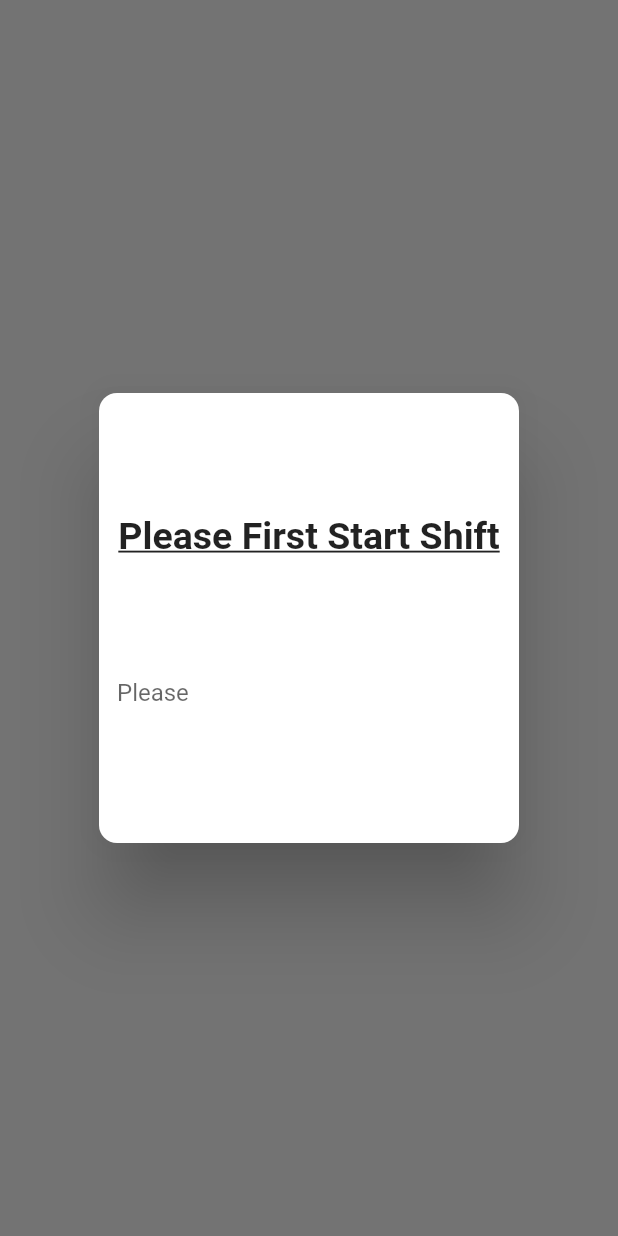
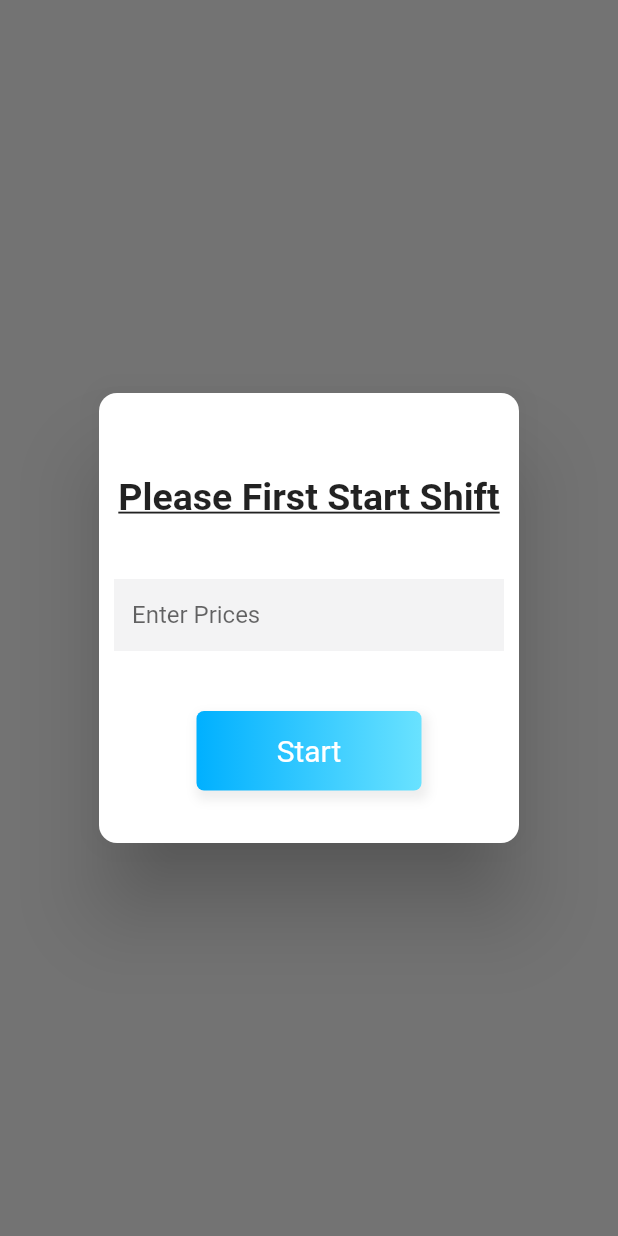
Before and after one commit to bilalali45/revaki, a Flutter app: what showCustomDialog() shows on an empty page, opened directly, on a phone screen of 412 x 824 dp. Run offline on Flutter 3.47's test engine with Material 2 defaults, Android fonts, the phone set to English and light mode, and no system bars; our stand-ins replace dio, font_awesome_flutter, get, shared_preferences; accounts and stored records are empty; network calls fail.

```diff
--- a/lib/Screens/LoginPage.dart
+++ b/lib/Screens/LoginPage.dart
@@ -156,7 +156,8 @@ void _getData(String email, String pass) async {
 
       prefs.setString('userData',encoded);
            prefs.setBool(SharedLoginstatus, true);
-         var user = Usermodel.fromJson(encoded);
+           var user = Usermodel.fromJson(encoded);
+      print(user);
             Navigator.push(
                 contxt, MaterialPageRoute(builder: (context) => Verification(user!))
              );
--- a/lib/widgets/showCustomDialog.dart
+++ b/lib/widgets/showCustomDialog.dart
@@ -18,9 +18,10 @@ void showCustomDialog(BuildContext context) {
               "Please First Start Shift",
               style: TextStyle(fontWeight: FontWeight.bold, fontSize: 25, decoration:TextDecoration.underline),
             ),
-             SizedBox(height: 50),
-             _edittext()
-
+             SizedBox(height: 20),
+             _edittext(),
+              SizedBox(height: 20),
+              _submitButton(context)
           ]
       ),
     ),
@@ -44,17 +45,20 @@ Widget _entryFieldemail(String title) {
       crossAxisAlignment: CrossAxisAlignment.start,
       children: <Widget>[
         Container(
-            child:TextField(
-              style: TextStyle(color: Colors.black),
-              decoration: InputDecoration(
-                  border: OutlineInputBorder(
-                  borderSide: BorderSide.none,
-                  borderRadius: BorderRadius.circular(20),
+            child:Padding(
+              padding: const EdgeInsets.all(10.0),
+              child: TextField(
+                keyboardType: TextInputType.number,
+                style: TextStyle(color: Colors.black),
+                decoration: InputDecoration(
+                    hintText: 'Enter Prices',
+                    border: InputBorder.none,
+                    fillColor: Color(0xfff3f3f4),
+                    filled: true),
+
+                      ),
+            )
                 ),
-                hintText: "Please "
-              ),
-            )
-        ),
 
       ],
     ),
@@ -62,3 +66,34 @@ Widget _entryFieldemail(String title) {
 
 
 }
+
+Widget _submitButton(BuildContext context) {
+
+  return GestureDetector(
+      onTap: () {
+        Navigator.of(context, rootNavigator: true).pop();
+
+      },
+      child: Container(
+          width: 150,
+        padding: EdgeInsets.symmetric(vertical: 15),
+        alignment: Alignment.center,
+        decoration: BoxDecoration(
+            borderRadius: BorderRadius.all(Radius.circular(5)),
+            boxShadow: <BoxShadow>[
+              BoxShadow(
+                  color: Colors.grey.shade200,
+                  offset: Offset(2, 4),
+                  blurRadius: 5,
+                  spreadRadius: 2)
+            ],
+            gradient: LinearGradient(
+                begin: Alignment.centerLeft,
+                end: Alignment.centerRight,
+                colors: [Color(0xff00b0ff), Color(0xff69e2ff)])),
+                child: Text(
+                  'Start',
+                  style: TextStyle(fontSize: 20, color: Colors.white),
+                ),
+      ));
+}
```
Also changed, not shown: lib/Screens/SplashScreen.dart (+2 -10 lines).
